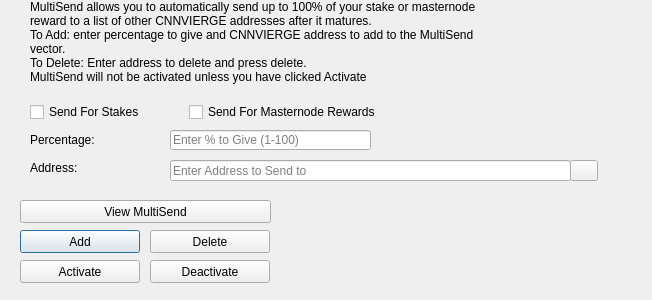
ConciergeCoin/Concierge, file src/qt/forms/multisenddialog.ui: the form before one commit.
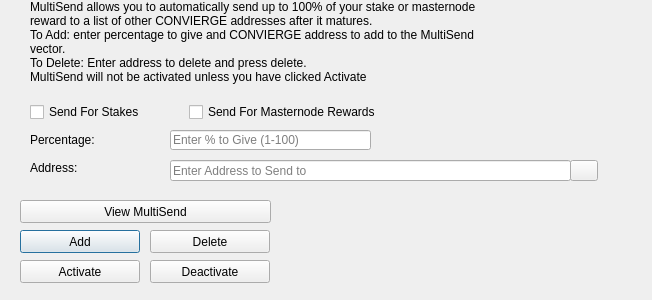
The form after the commit. Icons and pictures are not drawn.

The edit to the form file:
```diff
--- a/src/qt/forms/multisenddialog.ui
+++ b/src/qt/forms/multisenddialog.ui
@@ -61,8 +61,8 @@
     <number>1</number>
    </property>
    <property name="text">
-    <string>MultiSend allows you to automatically send up to 100% of your stake or masternode reward to a list of other CNNVIERGE addresses after it matures.
-To Add: enter percentage to give and CNNVIERGE address to add to the MultiSend vector.
+    <string>MultiSend allows you to automatically send up to 100% of your stake or masternode reward to a list of other CONVIERGE addresses after it matures.
+To Add: enter percentage to give and CONVIERGE address to add to the MultiSend vector.
 To Delete: Enter address to delete and press delete.
 MultiSend will not be activated unless you have clicked Activate</string>
    </property>
```
